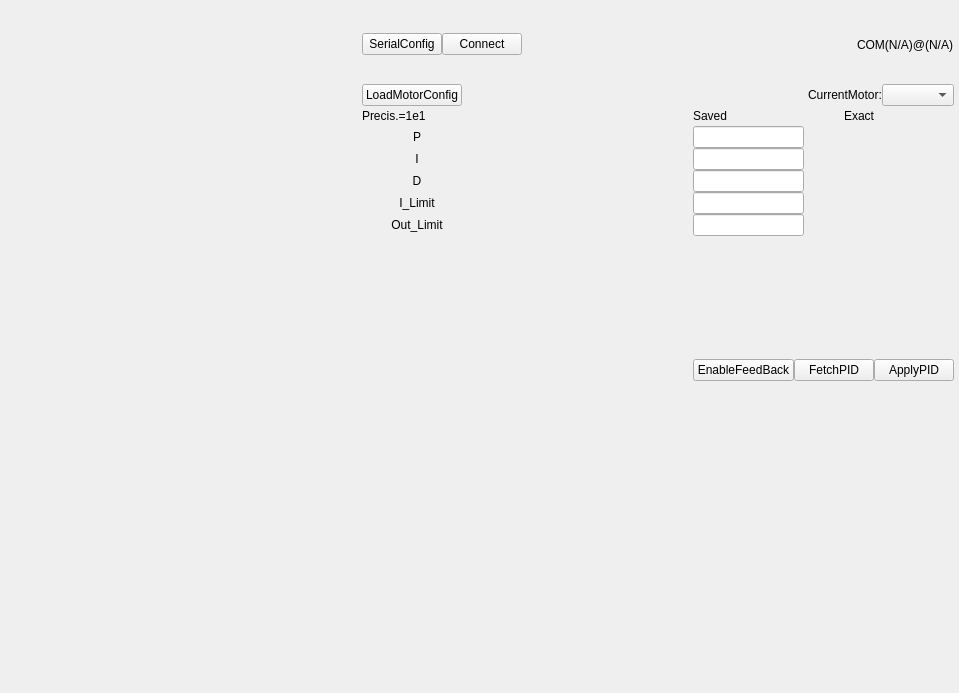
Meta-Team/Meta-Terminal-X, file windows-project/src/ControlPanelWidget.ui: the form before one commit.
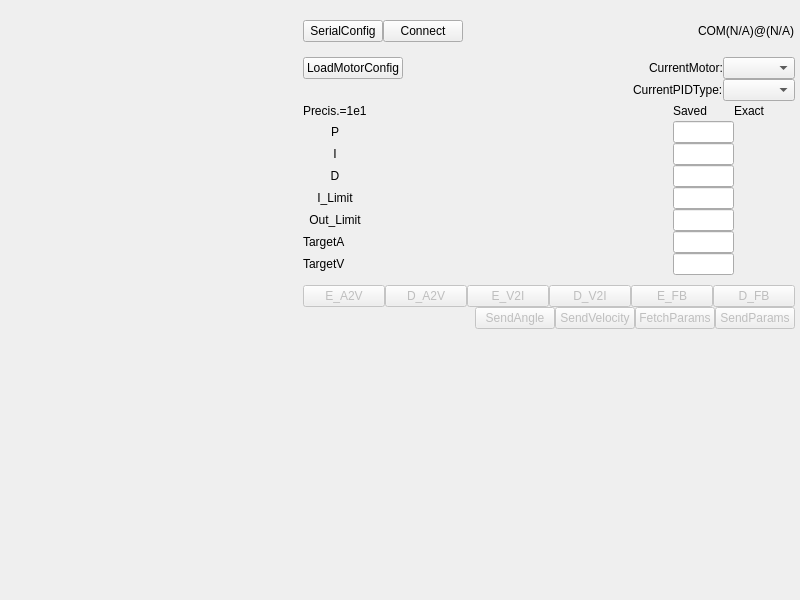
The form after the commit.

Commit message: update PID Send Params, Auto fetch PID, and etc

Diff of the .ui file:
```diff
--- a/windows-project/src/ControlPanelWidget.ui
+++ b/windows-project/src/ControlPanelWidget.ui
@@ -6,8 +6,8 @@
    <rect>
     <x>0</x>
     <y>0</y>
-    <width>959</width>
-    <height>693</height>
+    <width>800</width>
+    <height>600</height>
    </rect>
   </property>
   <property name="windowTitle">
@@ -60,7 +60,7 @@
       </layout>
      </item>
      <item>
-      <layout class="QVBoxLayout" name="verticalLayout_Status" stretch="2,5,1">
+      <layout class="QVBoxLayout" name="verticalLayout_Status" stretch="2,0,5,0,1">
        <property name="leftMargin">
         <number>2</number>
        </property>
@@ -156,36 +156,57 @@
         </layout>
        </item>
        <item>
-        <layout class="QHBoxLayout" name="horizontalLayout_8" stretch="0">
+        <layout class="QHBoxLayout" name="horizontalLayout_2">
          <item>
-          <layout class="QGridLayout" name="gL_PID" rowstretch="0,0,0,0,0,0,0" columnstretch="1,2,1,0,1">
-           <item row="5" column="2">
-            <widget class="QLineEdit" name="lineEdit_Saved_Out_Limit"/>
-           </item>
-           <item row="5" column="0">
-            <widget class="QLabel" name="label_7">
-             <property name="text">
-              <string>Out_Limit</string>
-             </property>
-             <property name="alignment">
-              <set>Qt::AlignCenter</set>
-             </property>
-            </widget>
-           </item>
+          <spacer name="horizontalSpacer_4">
+           <property name="orientation">
+            <enum>Qt::Horizontal</enum>
+           </property>
+           <property name="sizeHint" stdset="0">
+            <size>
+             <width>40</width>
+             <height>20</height>
+            </size>
+           </property>
+          </spacer>
+         </item>
+         <item>
+          <widget class="QLabel" name="label_10">
+           <property name="text">
+            <string>CurrentPIDType:</string>
+           </property>
+          </widget>
+         </item>
+         <item>
+          <widget class="QComboBox" name="comboBox_PIDType"/>
+         </item>
+        </layout>
+       </item>
+       <item>
+        <layout class="QHBoxLayout" name="horizontalLayout_PID" stretch="0">
+         <item>
+          <layout class="QGridLayout" name="gL_PID" rowstretch="0,0,0,0,0,0,0,0,0" columnstretch="1,5,1,1">
            <item row="4" column="2">
             <widget class="QLineEdit" name="lineEdit_Saved_I_Limit"/>
            </item>
-           <item row="1" column="0">
-            <widget class="QLabel" name="label_3">
+           <item row="2" column="0">
+            <widget class="QLabel" name="label_4">
              <property name="text">
-              <string>P</string>
+              <string>I</string>
              </property>
              <property name="alignment">
               <set>Qt::AlignCenter</set>
              </property>
             </widget>
            </item>
-           <item row="6" column="0">
+           <item row="0" column="3">
+            <widget class="QLabel" name="label_20">
+             <property name="text">
+              <string>Exact</string>
+             </property>
+            </widget>
+           </item>
+           <item row="8" column="0">
             <spacer name="verticalSpacer">
              <property name="orientation">
               <enum>Qt::Vertical</enum>
@@ -198,72 +219,97 @@
              </property>
             </spacer>
            </item>
-           <item row="0" column="4">
-            <widget class="QLabel" name="label_20">
+           <item row="3" column="0">
+            <widget class="QLabel" name="label_5">
              <property name="text">
-              <string>Exact</string>
+              <string>D</string>
              </property>
-            </widget>
-           </item>
-           <item row="0" column="2">
-            <widget class="QLabel" name="label_19">
-             <property name="text">
-              <string>Saved</string>
-             </property>
-            </widget>
-           </item>
-           <item row="4" column="0">
-            <widget class="QLabel" name="label_6">
-             <property name="text">
-              <string>I_Limit</string>
-             </property>
              <property name="alignment">
               <set>Qt::AlignCenter</set>
              </property>
             </widget>
            </item>
-           <item row="2" column="0">
-            <widget class="QLabel" name="label_4">
+           <item row="4" column="3">
+            <widget class="QLabel" name="label_ExactI_Limit">
              <property name="text">
-              <string>I</string>
-             </property>
-             <property name="alignment">
-              <set>Qt::AlignCenter</set>
+              <string/>
              </property>
             </widget>
            </item>
            <item row="1" column="2">
             <widget class="QLineEdit" name="lineEdit_Saved_P"/>
            </item>
+           <item row="6" column="0">
+            <widget class="QLabel" name="label_8">
+             <property name="text">
+              <string>TargetA</string>
+             </property>
+            </widget>
+           </item>
+           <item row="2" column="3">
+            <widget class="QLabel" name="label_ExactI">
+             <property name="text">
+              <string/>
+             </property>
+            </widget>
+           </item>
+           <item row="5" column="2">
+            <widget class="QLineEdit" name="lineEdit_Saved_Out_Limit"/>
+           </item>
+           <item row="3" column="3">
+            <widget class="QLabel" name="label_ExactD">
+             <property name="text">
+              <string/>
+             </property>
+            </widget>
+           </item>
            <item row="2" column="2">
             <widget class="QLineEdit" name="lineEdit_Saved_I"/>
            </item>
+           <item row="5" column="3">
+            <widget class="QLabel" name="label_ExactOut_Limit">
+             <property name="text">
+              <string/>
+             </property>
+            </widget>
+           </item>
+           <item row="4" column="0">
+            <widget class="QLabel" name="label_6">
+             <property name="text">
+              <string>I_Limit</string>
+             </property>
+             <property name="alignment">
+              <set>Qt::AlignCenter</set>
+             </property>
+            </widget>
+           </item>
+           <item row="0" column="2">
+            <widget class="QLabel" name="label_19">
+             <property name="text">
+              <string>Saved</string>
+             </property>
+            </widget>
+           </item>
+           <item row="0" column="0">
+            <widget class="QLabel" name="label">
+             <property name="text">
+              <string>Precis.=1e1</string>
+             </property>
+            </widget>
+           </item>
+           <item row="1" column="0">
+            <widget class="QLabel" name="label_3">
+             <property name="text">
+              <string>P</string>
+             </property>
+             <property name="alignment">
+              <set>Qt::AlignCenter</set>
+             </property>
+            </widget>
+           </item>
            <item row="3" column="2">
             <widget class="QLineEdit" name="lineEdit_Saved_D"/>
            </item>
-           <item row="3" column="0">
-            <widget class="QLabel" name="label_5">
-             <property name="text">
-              <string>D</string>
-             </property>
-             <property name="alignment">
-              <set>Qt::AlignCenter</set>
-             </property>
-            </widget>
-           </item>
-           <item row="0" column="3">
-            <spacer name="horizontalSpacer_4">
-             <property name="orientation">
-              <enum>Qt::Horizontal</enum>
-             </property>
-             <property name="sizeHint" stdset="0">
-              <size>
-               <width>40</width>
-               <height>20</height>
-              </size>
-             </property>
-            </spacer>
-           </item>
            <item row="0" column="1">
             <spacer name="horizontalSpacer_5">
              <property name="orientation">
@@ -277,52 +323,104 @@
              </property>
             </spacer>
            </item>
-           <item row="0" column="0">
-            <widget class="QLabel" name="label">
+           <item row="5" column="0">
+            <widget class="QLabel" name="label_7">
              <property name="text">
-              <string>Precis.=1e1</string>
+              <string>Out_Limit</string>
+             </property>
+             <property name="alignment">
+              <set>Qt::AlignCenter</set>
              </property>
             </widget>
            </item>
-           <item row="1" column="4">
+           <item row="1" column="3">
             <widget class="QLabel" name="label_ExactP">
              <property name="text">
               <string/>
              </property>
             </widget>
            </item>
-           <item row="2" column="4">
-            <widget class="QLabel" name="label_ExactI">
+           <item row="7" column="0">
+            <widget class="QLabel" name="label_9">
              <property name="text">
-              <string/>
+              <string>TargetV</string>
              </property>
             </widget>
            </item>
-           <item row="3" column="4">
-            <widget class="QLabel" name="label_ExactD">
-             <property name="text">
-              <string/>
-             </property>
-            </widget>
+           <item row="6" column="2">
+            <widget class="QLineEdit" name="lineEdit_Saved_TargetA"/>
            </item>
-           <item row="4" column="4">
-            <widget class="QLabel" name="label_ExactI_Limit">
-             <property name="text">
-              <string/>
-             </property>
-            </widget>
-           </item>
-           <item row="5" column="4">
-            <widget class="QLabel" name="label_ExactOut_Limit">
-             <property name="text">
-              <string/>
-             </property>
-            </widget>
+           <item row="7" column="2">
+            <widget class="QLineEdit" name="lineEdit_Saved_TargetV"/>
            </item>
           </layout>
          </item>
         </layout>
        </item>
+       <item>
+        <layout class="QHBoxLayout" name="horizontalLayout_ModeSwitcher">
+         <item>
+          <widget class="QPushButton" name="pushButton_EnableA2V">
+           <property name="enabled">
+            <bool>false</bool>
+           </property>
+           <property name="text">
+            <string>E_A2V</string>
+           </property>
+          </widget>
+         </item>
+         <item>
+          <widget class="QPushButton" name="pushButton_DisableA2V">
+           <property name="enabled">
+            <bool>false</bool>
+           </property>
+           <property name="text">
+            <string>D_A2V</string>
+           </property>
+          </widget>
+         </item>
+         <item>
+          <widget class="QPushButton" name="pushButton_EnableV2I">
+           <property name="enabled">
+            <bool>false</bool>
+           </property>
+           <property name="text">
+            <string>E_V2I</string>
+           </property>
+          </widget>
+         </item>
+         <item>
+          <widget class="QPushButton" name="pushButton_DisableV2I">
+           <property name="enabled">
+            <bool>false</bool>
+           </property>
+           <property name="text">
+            <string>D_V2I</string>
+           </property>
+          </widget>
+         </item>
+         <item>
+          <widget class="QPushButton" name="pushButton_EnableFeedback">
+           <property name="enabled">
+            <bool>false</bool>
+           </property>
+           <property name="text">
+            <string>E_FB</string>
+           </property>
+          </widget>
+         </item>
+         <item>
+          <widget class="QPushButton" name="pushButton_DisableFeedback">
+           <property name="enabled">
+            <bool>false</bool>
+           </property>
+           <property name="text">
+            <string>D_FB</string>
+           </property>
+          </widget>
+         </item>
+        </layout>
+       </item>
        <item>
         <layout class="QHBoxLayout" name="hl_fetchPID">
          <item>
@@ -339,23 +437,42 @@
           </spacer>
          </item>
          <item>
-          <widget class="QPushButton" name="pushButton_EnableFeedback">
+          <widget class="QPushButton" name="pushButton_SendAngle">
+           <property name="enabled">
+            <bool>false</bool>
+           </property>
            <property name="text">
-            <string>EnableFeedBack</string>
+            <string>SendAngle</string>
            </property>
           </widget>
          </item>
          <item>
-          <widget class="QPushButton" name="pushButton_FetchPID">
+          <widget class="QPushButton" name="pushButton_SendVelocity">
+           <property name="enabled">
+            <bool>false</bool>
+           </property>
            <property name="text">
-            <string>FetchPID</string>
+            <string>SendVelocity</string>
            </property>
           </widget>
          </item>
          <item>
-          <widget class="QPushButton" name="pushButton_ApplyPID">
+          <widget class="QPushButton" name="pushButton_FetchParams">
+           <property name="enabled">
+            <bool>false</bool>
+           </property>
            <property name="text">
-            <string>ApplyPID</string>
+            <string>FetchParams</string>
+           </property>
+          </widget>
+         </item>
+         <item>
+          <widget class="QPushButton" name="pushButton_SendParams">
+           <property name="enabled">
+            <bool>false</bool>
+           </property>
+           <property name="text">
+            <string>SendParams</string>
            </property>
           </widget>
          </item>
```
Left out of the diff: 28 changed lines with no effect on the pictures. The commit also changes 8 other files.
